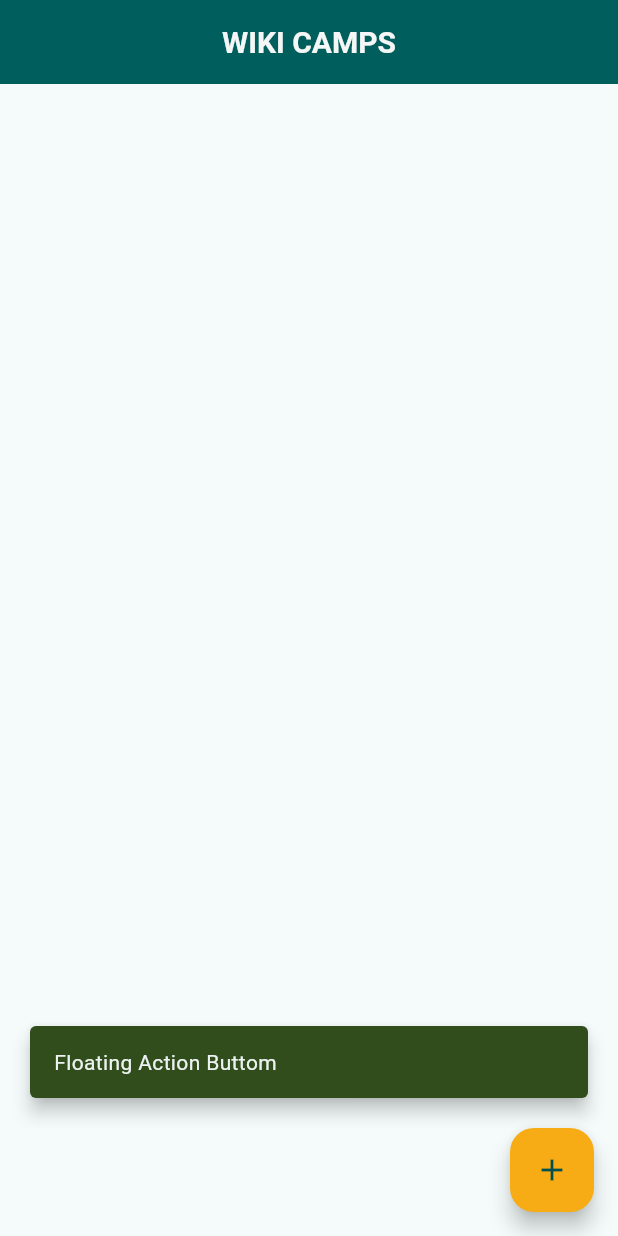
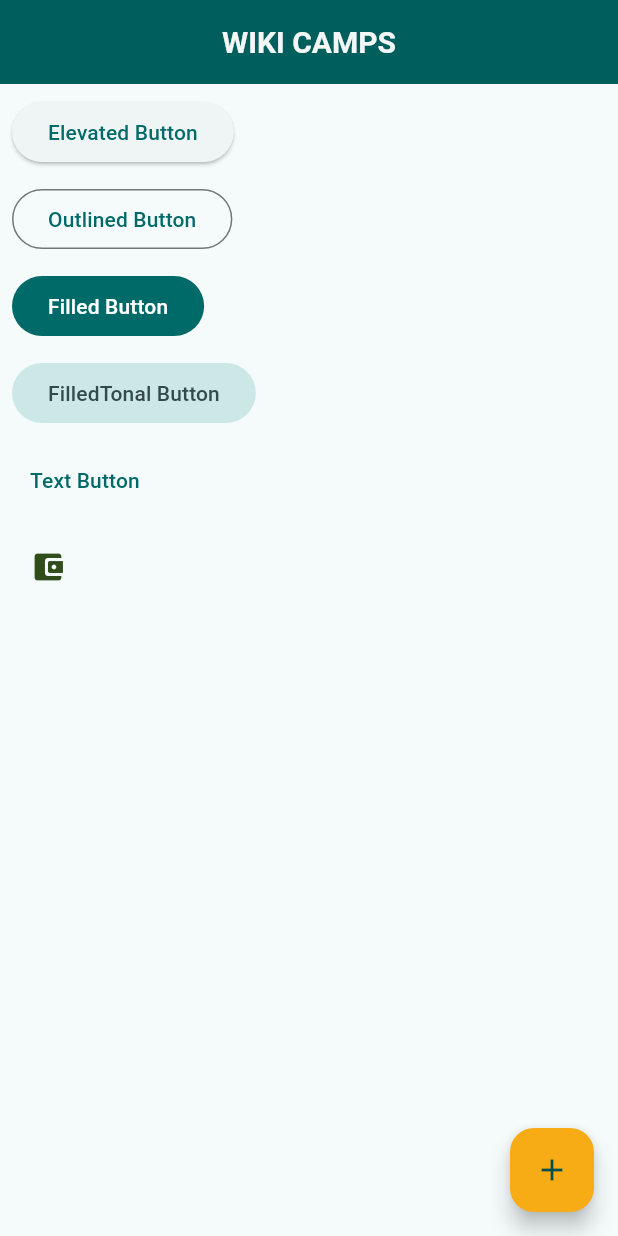
Before and after one commit to anathkalla/widget_catalog_flutter, a Flutter app: the screen it shows after launch, after a tap on the "add" icon, on a phone screen of 412 x 824 dp. Run offline on Flutter 3.47's test engine with Material 2 defaults, Android fonts, the phone set to English and light mode, and no system bars; Roboto replaces fonts that are missing (Kanit).

Commit message:
Add Buttons Code with snack bar message

```diff
--- a/lib/global/strings.dart
+++ b/lib/global/strings.dart
@@ -10,6 +10,12 @@ class Stringof {
   static const appTitle = "WIKI CAMPS";
   static const wfab = "Floating Action Buttom";
   static const wAppBar = "App Bar";
+  static const wElevatedButton = "Elevated Button";
+  static const wOutlinedButton = "Outlined Button";
+  static const wFilledButton = "Filled Button";
+  static const wFilledTonalButton = "FilledTonal Button";
+  static const wTextButton = "Text Button";
+  static const wIconButton = "Icon Button";
 
   // Font Family
 
--- a/lib/main.dart
+++ b/lib/main.dart
@@ -20,7 +20,7 @@ class MyApp extends StatelessWidget {
         colorSchemeSeed: Colorof.primaryColor,
       ),
       debugShowCheckedModeBanner: false,
-      home: const MyHomePage(title: 'Wiki-Template'),
+      home: const MyHomePage(),
     );
   }
 }
--- a/lib/screens/home_page.dart
+++ b/lib/screens/home_page.dart
@@ -3,8 +3,7 @@ import '../global/global.dart';
 import '../utils/custom_snackbar.dart';
 
 class MyHomePage extends StatelessWidget {
-  final String title;
-  const MyHomePage({super.key, required this.title});
+  const MyHomePage({super.key});
   @override
   Widget build(BuildContext context) {
     return Scaffold(
@@ -19,14 +18,94 @@ class MyHomePage extends StatelessWidget {
           onPressed: () {
             CustomSnackBar.buildSnackbar(
               context: context,
-            bgColor: Colorof.secondaryColor,
               message: Stringof.wfab,
-            elevation: 5.0,
-            insetMargin: 20.0,
             );
           },
           child: const Icon(Icons.add),
         ),
-    );
+        body: Padding(
+          padding: const EdgeInsets.all(8.0),
+          child: SingleChildScrollView(
+            child: Column(
+              crossAxisAlignment: CrossAxisAlignment.start,
+              children: [
+                ElevatedButton(
+                  onPressed: () => {
+                    CustomSnackBar.buildSnackbar(
+                      context: context,
+                      message: Stringof.wElevatedButton,
+                    )
+                  },
+                  child: const Text(Stringof.wElevatedButton),
+                ),
+                const SizedBox(
+                  height: 10,
+                ),
+                OutlinedButton(
+                  onPressed: () => {
+                    CustomSnackBar.buildSnackbar(
+                      context: context,
+                      message: Stringof.wOutlinedButton,
+                    )
+                  },
+                  child: const Text(Stringof.wOutlinedButton),
+                ),
+                const SizedBox(
+                  height: 10,
+                ),
+                FilledButton(
+                  onPressed: () => {
+                    CustomSnackBar.buildSnackbar(
+                      context: context,
+                      message: Stringof.wFilledButton,
+                    )
+                  },
+                  child: const Text(Stringof.wFilledButton),
+                ),
+                const SizedBox(
+                  height: 10,
+                ),
+                FilledButton.tonal(
+                  onPressed: () => {
+                    CustomSnackBar.buildSnackbar(
+                      context: context,
+                      message: Stringof.wFilledTonalButton,
+                    )
+                  },
+                  child: const Text(Stringof.wFilledTonalButton),
+                ),
+                const SizedBox(
+                  height: 10,
+                ),
+                TextButton(
+                  onPressed: () => {
+                    CustomSnackBar.buildSnackbar(
+                      context: context,
+                      message: Stringof.wTextButton,
+                    )
+                  },
+                  child: const Text(Stringof.wTextButton),
+                ),
+                const SizedBox(
+                  height: 10,
+                ),
+                IconButton(
+                  icon: const Icon(Icons.account_balance_wallet_rounded),
+                  color: Colorof.secondaryColor,
+                  onPressed: () => {
+                    CustomSnackBar.buildSnackbar(
+                      context: context,
+                      message: Stringof.wIconButton,
+                    ),
+                  },
+                ),
+                const SizedBox(
+                  height: 10,
+                ),
+                // TODO : Segmented Button
+              ],
+            ),
+          ),
+        ));
   }
 }
--- a/lib/utils/custom_snackbar.dart
+++ b/lib/utils/custom_snackbar.dart
@@ -1,20 +1,17 @@
 import 'package:flutter/material.dart';
+import '../global/colors.dart';
 
 class CustomSnackBar {
   CustomSnackBar._();
-  static buildSnackbar(
-      {required BuildContext context,
-      required message,
-      required Color bgColor,
-      required double elevation,
-      required double insetMargin}) {
+  static buildSnackbar({required BuildContext context, required message}) {
     ScaffoldMessenger.of(context).showSnackBar(
       SnackBar(
         content: Text(message),
-        backgroundColor: bgColor,
-        elevation: elevation,
+        backgroundColor: Colorof.secondaryColor,
+        elevation: 5.0,
+        margin: const EdgeInsets.all(0),
+        duration: const Duration(milliseconds: 300),
         behavior: SnackBarBehavior.floating,
-        margin: EdgeInsets.all(insetMargin),
       ),
     );
   }
```
Lines whose indentation alone changed are shown as unchanged.
